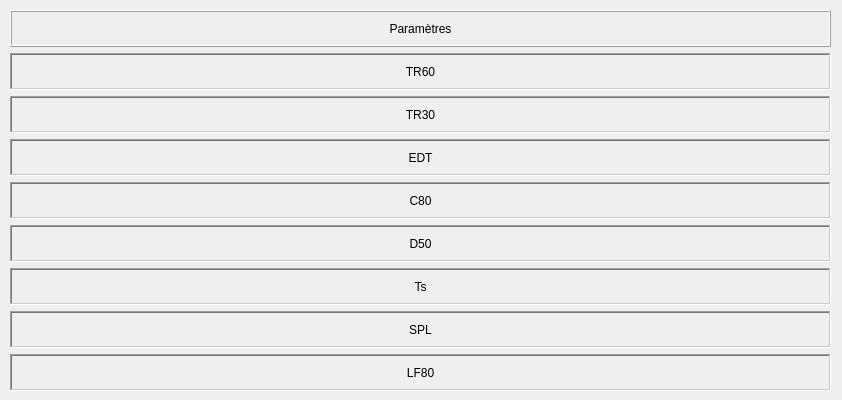
DocGrobi/RayTracingCpp, file data.ui: the form before one commit.
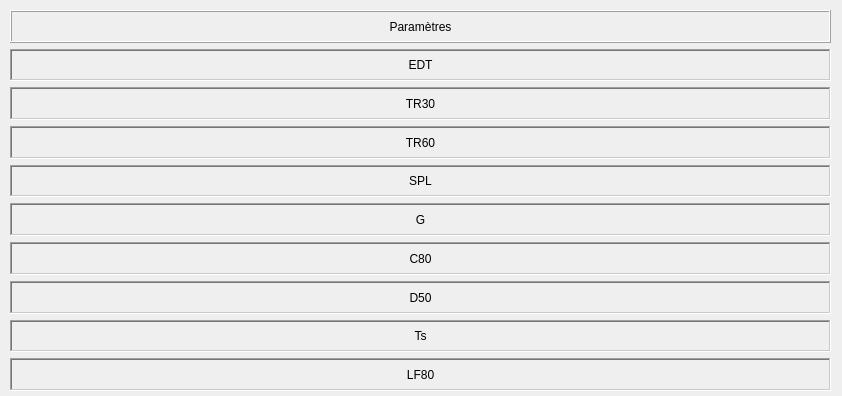
The form after the commit.

Commit message: fonctionnalité data améliorée

What changed in the file:
```diff
--- a/data.ui
+++ b/data.ui
@@ -7,7 +7,7 @@
     <x>0</x>
     <y>0</y>
     <width>842</width>
-    <height>400</height>
+    <height>396</height>
    </rect>
   </property>
   <property name="windowTitle">
@@ -26,61 +26,7 @@
     <property name="sizeConstraint">
      <enum>QLayout::SetMinimumSize</enum>
     </property>
-    <item row="2" column="0">
-     <widget class="QLabel" name="label">
-      <property name="font">
-       <font>
-        <kerning>true</kerning>
-       </font>
-      </property>
-      <property name="autoFillBackground">
-       <bool>true</bool>
-      </property>
-      <property name="frameShape">
-       <enum>QFrame::WinPanel</enum>
-      </property>
-      <property name="frameShadow">
-       <enum>QFrame::Sunken</enum>
-      </property>
-      <property name="text">
-       <string>TR30</string>
-      </property>
-      <property name="alignment">
-       <set>Qt::AlignCenter</set>
-      </property>
-      <property name="wordWrap">
-       <bool>false</bool>
-      </property>
-     </widget>
-    </item>
-    <item row="3" column="0">
-     <widget class="QLabel" name="label_2">
-      <property name="font">
-       <font>
-        <kerning>true</kerning>
-       </font>
-      </property>
-      <property name="autoFillBackground">
-       <bool>true</bool>
-      </property>
-      <property name="frameShape">
-       <enum>QFrame::WinPanel</enum>
-      </property>
-      <property name="frameShadow">
-       <enum>QFrame::Sunken</enum>
-      </property>
-      <property name="text">
-       <string>EDT</string>
-      </property>
-      <property name="alignment">
-       <set>Qt::AlignCenter</set>
-      </property>
-      <property name="wordWrap">
-       <bool>false</bool>
-      </property>
-     </widget>
-    </item>
-    <item row="5" column="0">
+    <item row="7" column="0">
      <widget class="QLabel" name="label_4">
       <property name="font">
        <font>
@@ -107,7 +53,34 @@
       </property>
      </widget>
     </item>
-    <item row="4" column="0">
+    <item row="1" column="0">
+     <widget class="QLabel" name="label_2">
+      <property name="font">
+       <font>
+        <kerning>true</kerning>
+       </font>
+      </property>
+      <property name="autoFillBackground">
+       <bool>true</bool>
+      </property>
+      <property name="frameShape">
+       <enum>QFrame::WinPanel</enum>
+      </property>
+      <property name="frameShadow">
+       <enum>QFrame::Sunken</enum>
+      </property>
+      <property name="text">
+       <string>EDT</string>
+      </property>
+      <property name="alignment">
+       <set>Qt::AlignCenter</set>
+      </property>
+      <property name="wordWrap">
+       <bool>false</bool>
+      </property>
+     </widget>
+    </item>
+    <item row="6" column="0">
      <widget class="QLabel" name="label_3">
       <property name="font">
        <font>
@@ -134,7 +107,77 @@
       </property>
      </widget>
     </item>
+    <item row="3" column="0">
+     <widget class="QLabel" name="label_9">
+      <property name="frameShape">
+       <enum>QFrame::WinPanel</enum>
+      </property>
+      <property name="frameShadow">
+       <enum>QFrame::Sunken</enum>
+      </property>
+      <property name="text">
+       <string>TR60</string>
+      </property>
+      <property name="alignment">
+       <set>Qt::AlignCenter</set>
+      </property>
+     </widget>
+    </item>
     <item row="8" column="0">
+     <widget class="QLabel" name="label_5">
+      <property name="font">
+       <font>
+        <kerning>true</kerning>
+       </font>
+      </property>
+      <property name="autoFillBackground">
+       <bool>true</bool>
+      </property>
+      <property name="frameShape">
+       <enum>QFrame::WinPanel</enum>
+      </property>
+      <property name="frameShadow">
+       <enum>QFrame::Sunken</enum>
+      </property>
+      <property name="text">
+       <string>Ts</string>
+      </property>
+      <property name="alignment">
+       <set>Qt::AlignCenter</set>
+      </property>
+      <property name="wordWrap">
+       <bool>false</bool>
+      </property>
+     </widget>
+    </item>
+    <item row="4" column="0">
+     <widget class="QLabel" name="label_6">
+      <property name="font">
+       <font>
+        <kerning>true</kerning>
+       </font>
+      </property>
+      <property name="autoFillBackground">
+       <bool>true</bool>
+      </property>
+      <property name="frameShape">
+       <enum>QFrame::WinPanel</enum>
+      </property>
+      <property name="frameShadow">
+       <enum>QFrame::Sunken</enum>
+      </property>
+      <property name="text">
+       <string>SPL</string>
+      </property>
+      <property name="alignment">
+       <set>Qt::AlignCenter</set>
+      </property>
+      <property name="wordWrap">
+       <bool>false</bool>
+      </property>
+     </widget>
+    </item>
+    <item row="9" column="0">
      <widget class="QLabel" name="label_7">
       <property name="font">
        <font>
@@ -188,8 +231,8 @@
       </property>
      </widget>
     </item>
-    <item row="7" column="0">
-     <widget class="QLabel" name="label_6">
+    <item row="2" column="0">
+     <widget class="QLabel" name="label">
       <property name="font">
        <font>
         <kerning>true</kerning>
@@ -205,7 +248,7 @@
        <enum>QFrame::Sunken</enum>
       </property>
       <property name="text">
-       <string>SPL</string>
+       <string>TR30</string>
       </property>
       <property name="alignment">
        <set>Qt::AlignCenter</set>
@@ -215,16 +258,8 @@
       </property>
      </widget>
     </item>
-    <item row="6" column="0">
-     <widget class="QLabel" name="label_5">
-      <property name="font">
-       <font>
-        <kerning>true</kerning>
-       </font>
-      </property>
-      <property name="autoFillBackground">
-       <bool>true</bool>
-      </property>
+    <item row="5" column="0">
+     <widget class="QLabel" name="label_10">
       <property name="frameShape">
        <enum>QFrame::WinPanel</enum>
       </property>
@@ -232,26 +267,7 @@
        <enum>QFrame::Sunken</enum>
       </property>
       <property name="text">
-       <string>Ts</string>
-      </property>
-      <property name="alignment">
-       <set>Qt::AlignCenter</set>
-      </property>
-      <property name="wordWrap">
-       <bool>false</bool>
-      </property>
-     </widget>
-    </item>
-    <item row="1" column="0">
-     <widget class="QLabel" name="label_9">
-      <property name="frameShape">
-       <enum>QFrame::WinPanel</enum>
-      </property>
-      <property name="frameShadow">
-       <enum>QFrame::Sunken</enum>
-      </property>
-      <property name="text">
-       <string>TR60</string>
+       <string>G</string>
       </property>
       <property name="alignment">
        <set>Qt::AlignCenter</set>
```
The commit also changes 11 other files.
